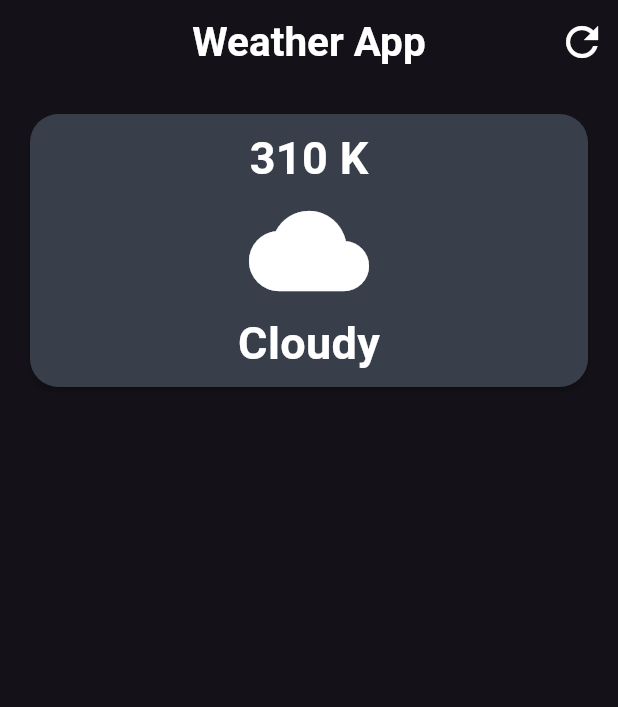
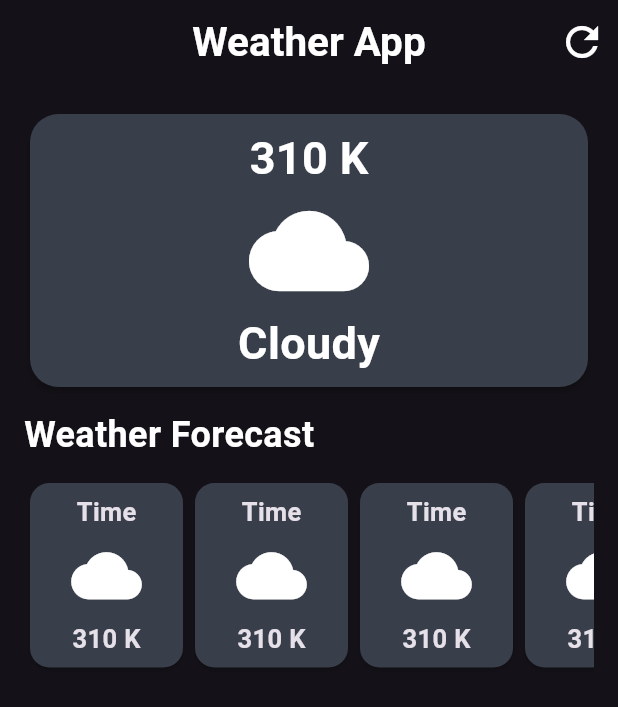
Before and after one commit to Sri-Varshith/weather_app, a Flutter app: the screen it shows after launch, on a phone screen of 412 x 824 dp. Shown: the top 707 px of the screen. Run offline on Flutter 3.47's test engine with Material 3 defaults, Android fonts, the phone set to English and light mode, and no system bars.

Commit message:
added forecast card

```diff
--- a/lib/weather_screen.dart
+++ b/lib/weather_screen.dart
@@ -36,7 +36,7 @@ class weatherscreen extends StatelessWidget{
         padding: const EdgeInsets.all(16.0),
         child: Column(
           //main display
-          crossAxisAlignment: CrossAxisAlignment.center,
+          crossAxisAlignment: CrossAxisAlignment.start,
           children: [
             SizedBox(
               width: double.infinity,
@@ -71,7 +71,6 @@ class weatherscreen extends StatelessWidget{
                               fontSize: 30,
                               fontWeight: FontWeight.bold
                             ),
-
                           )
                         ],
                       ),
@@ -80,6 +79,26 @@ class weatherscreen extends StatelessWidget{
                 ),
               ),
             ),
+            Padding(
+              padding: const EdgeInsets.only(top: 11,bottom: 11),
+              child: Text("Weather Forecast",style: TextStyle(
+                color: Colors.white,
+                fontWeight: FontWeight.bold,
+                fontSize: 24
+              ),),
+            ),
+            SingleChildScrollView(
+              scrollDirection: Axis.horizontal,
+              child: Row(
+                children: [
+                  Forecast_card(),
+                  Forecast_card(),
+                  Forecast_card(),
+                  Forecast_card(),
+
+                ],
+              ),
+            )
 
           ],
         ),
@@ -88,3 +107,41 @@ class weatherscreen extends StatelessWidget{
   }
 
 }
+
+class Forecast_card extends StatelessWidget {
+  const Forecast_card({super.key});
+
+  @override
+  Widget build(BuildContext context) {
+          return SizedBox(
+                width: 110,
+                child: Card(
+                  shape: RoundedRectangleBorder(borderRadius: BorderRadiusGeometry.circular(13)),
+                  color : const Color.fromARGB(255, 56, 62, 74),
+                  child: Column(
+                    children: [
+                      SizedBox(height: 7,),
+                      Text("Time",
+                      style: TextStyle(
+                        fontWeight: FontWeight.bold,
+                        fontSize: 17
+                      ),),
+
+                      SizedBox(height: 7,),
+                      Icon(Icons.cloud,
+                        size: 47,
+                      ),
+                      SizedBox(height: 7,),
+                      Text("310 K",
+                      style: TextStyle(
+                        fontWeight: FontWeight.bold,
+                        fontSize: 17
+                      ),),
+                      SizedBox(height: 7,),
+
+                    ],
+                  ),
+                ),
+              );
+  }
+}
```
